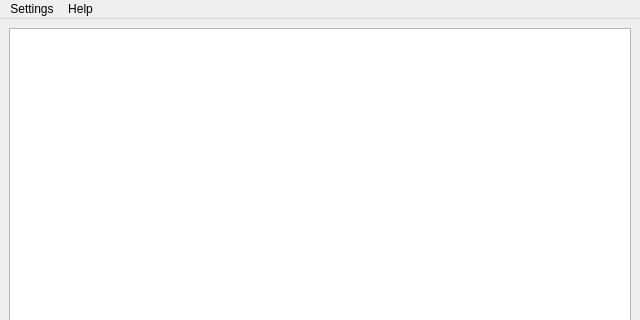
Old version of the form forms/mainwindow.ui in the repository MirayaProject/miraya; both pictures show x 0 to 640 and y 0 to 320 of the 640 by 480 pixel window.
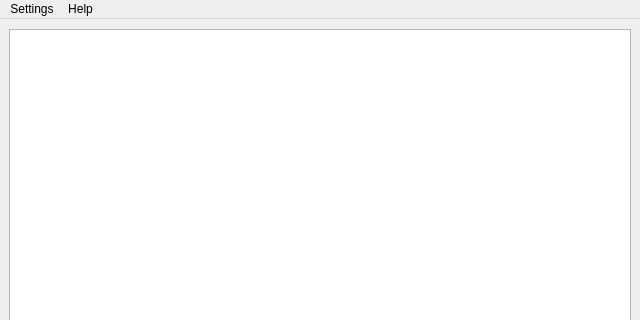
New version of the form.

Commit message: 🪟 mainwindow: fix: some borders were not showing correctly on windows

What changed in the file:
```diff
--- a/forms/mainwindow.ui
+++ b/forms/mainwindow.ui
@@ -15,7 +15,7 @@
   </property>
   <widget class="QWidget" name="centralwidget">
    <layout class="QGridLayout" name="gridLayout">
-    <item row="1" column="2">
+    <item row="2" column="2">
      <widget class="QPushButton" name="btnStart">
       <property name="enabled">
        <bool>true</bool>
@@ -34,7 +34,27 @@
       </property>
      </widget>
     </item>
-    <item row="1" column="0">
+    <item row="1" column="0" colspan="3">
+     <widget class="QListWidget" name="twitchChat">
+      <property name="wordWrap">
+       <bool>true</bool>
+      </property>
+     </widget>
+    </item>
+    <item row="2" column="1">
+     <spacer name="horizontalSpacer">
+      <property name="orientation">
+       <enum>Qt::Horizontal</enum>
+      </property>
+      <property name="sizeHint" stdset="0">
+       <size>
+        <width>40</width>
+        <height>20</height>
+       </size>
+      </property>
+     </spacer>
+    </item>
+    <item row="2" column="0">
      <widget class="QLabel" name="nowPlayingLabel">
       <property name="text">
        <string notr="true"/>
@@ -54,21 +74,17 @@
      </widget>
     </item>
     <item row="0" column="0" colspan="3">
-     <widget class="QListWidget" name="twitchChat">
-      <property name="wordWrap">
-       <bool>true</bool>
-      </property>
-     </widget>
-    </item>
-    <item row="1" column="1">
-     <spacer name="horizontalSpacer">
+     <spacer name="verticalSpacer">
       <property name="orientation">
-       <enum>Qt::Horizontal</enum>
+       <enum>Qt::Vertical</enum>
+      </property>
+      <property name="sizeType">
+       <enum>QSizePolicy::Minimum</enum>
       </property>
       <property name="sizeHint" stdset="0">
        <size>
-        <width>40</width>
-        <height>20</height>
+        <width>20</width>
+        <height>1</height>
        </size>
       </property>
      </spacer>
@@ -81,7 +97,7 @@
      <x>0</x>
      <y>0</y>
      <width>640</width>
-     <height>30</height>
+     <height>22</height>
     </rect>
    </property>
    <widget class="QMenu" name="menuHelp">
```
